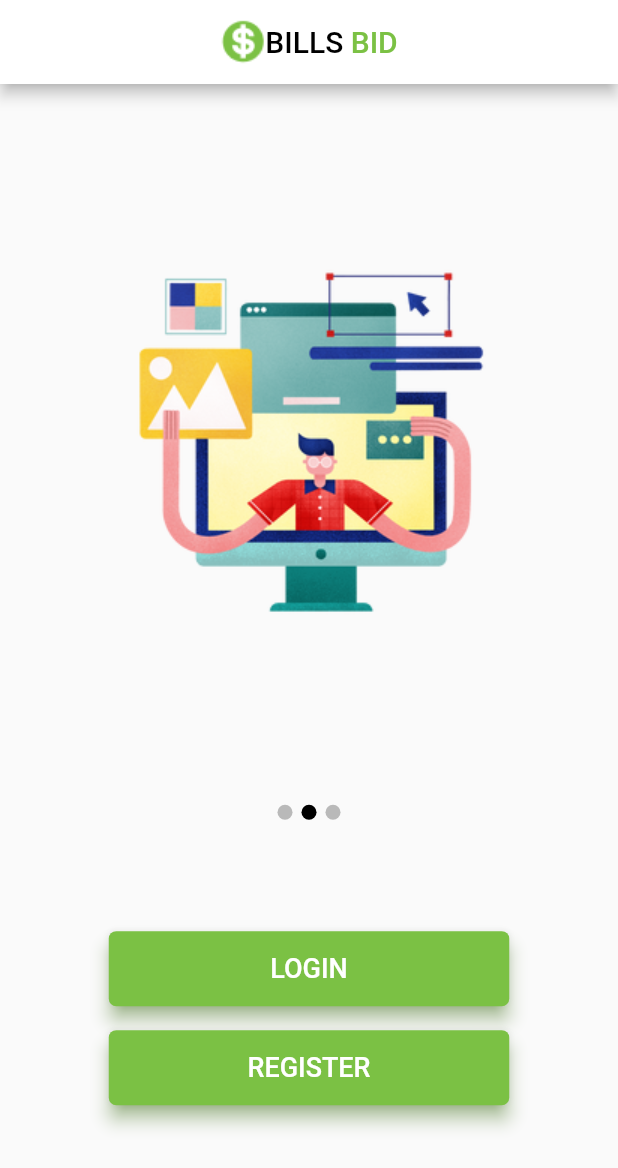
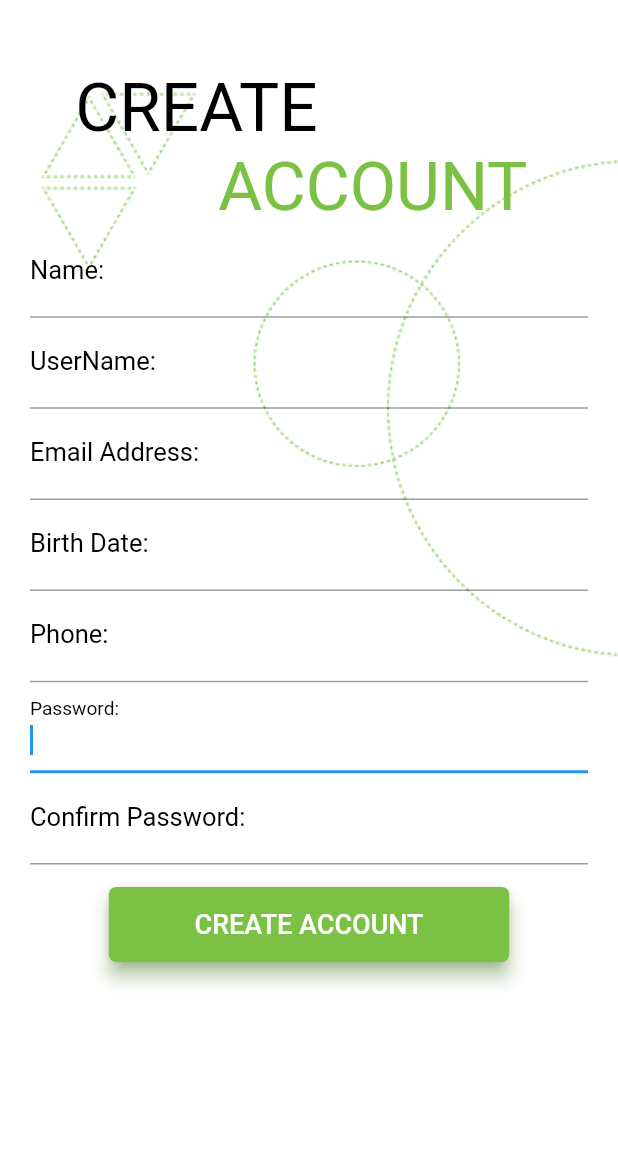
Before and after one commit to LeonardoFCorrea/Bills-Bid, a Flutter app: the screen it shows after launch, on a phone screen of 412 x 824 dp. Shown: the top 1168 px of the screen. Run offline on Flutter 3.47's test engine with Material 2 defaults, Android fonts, the phone set to English and light mode, and no system bars; our stand-ins replace carousel_slider; Roboto replaces fonts that are missing (Arial).

Commit message:
Pagina de registro de usuario.

```diff
--- a/lib/home.dart
+++ b/lib/home.dart
@@ -1,3 +1,4 @@
+import 'package:bills_bid/pages/register.page.dart';
 import 'package:carousel_slider/carousel_slider.dart';
 import 'package:flutter/material.dart';
 
--- a/lib/main.dart
+++ b/lib/main.dart
@@ -1,9 +1,10 @@
+import 'package:bills_bid/pages/register.page.dart';
 import 'package:flutter/material.dart';
 import 'package:bills_bid/home.dart';
 
 void main(List<String> args) {
   runApp(MaterialApp(
-    home: Home(),
+    home: RegisterPage(),
     debugShowCheckedModeBanner: false,
   ));
 }
--- /dev/null
+++ b/lib/pages/register.page.dart
@@ -0,0 +1,154 @@
+import 'package:flutter/material.dart';
+
+class RegisterPage extends StatefulWidget {
+  const RegisterPage({Key? key}) : super(key: key);
+
+  @override
+  State<RegisterPage> createState() => _RegisterPageState();
+}
+
+class _RegisterPageState extends State<RegisterPage> {
+  @override
+  Widget build(BuildContext context) {
+    return Scaffold(
+      backgroundColor: Color.fromARGB(255, 255, 255, 255),
+      body: Container(
+        decoration: BoxDecoration(
+          image: DecorationImage(
+            image: AssetImage("images/register.png"),
+            fit: BoxFit.cover,
+          ),
+        ),
+        child: SingleChildScrollView(
+          child: Padding(
+            padding: const EdgeInsets.symmetric(
+              vertical: 10,
+              horizontal: 20,
+            ),
+            child: Center(
+              child: Container(
+                child: Column(
+                  crossAxisAlignment: CrossAxisAlignment.center,
+                  children: [
+                    Padding(
+                      padding: const EdgeInsets.only(
+                          left: 0, bottom: 0, right: 150, top: 35),
+                      child: Column(
+                        children: [
+                          Text(
+                            "CREATE",
+                            style: TextStyle(
+                              color: Colors.black,
+                              fontSize: 45,
+                            ),
+                          ),
+                        ],
+                      ),
+                    ),
+                    Padding(
+                      padding: const EdgeInsets.only(
+                          left: 85, bottom: 0, right: 0, top: 0),
+                      child: Column(
+                        children: [
+                          Text(
+                            "ACCOUNT",
+                            style: TextStyle(
+                                color: Color(0xFF7BC144), fontSize: 45),
+                          )
+                        ],
+                      ),
+                    ),
+                    TextFormField(
+                      autofocus: false,
+                      // Habilita somente numeros// keyboardType: TextInputType.number,
+                      style: new TextStyle(color: Colors.black, fontSize: 17),
+                      decoration: InputDecoration(
+                        labelText: "Name:",
+                        labelStyle: TextStyle(color: Colors.black),
+                      ),
+                    ),
+                    TextFormField(
+                      autofocus: false,
+                      // Habilita somente numeros// keyboardType: TextInputType.number,
+                      style: new TextStyle(color: Colors.black, fontSize: 17),
+                      decoration: InputDecoration(
+                        labelText: "UserName:",
+                        labelStyle: TextStyle(color: Colors.black),
+                      ),
+                    ),
+                    TextFormField(
+                      autofocus: false,
+                      // Habilita somente numeros// keyboardType: TextInputType.number,
+                      style: new TextStyle(color: Colors.black, fontSize: 17),
+                      decoration: InputDecoration(
+                        labelText: "Email Address:",
+                        labelStyle: TextStyle(color: Colors.black),
+                      ),
+                    ),
+                    TextFormField(
+                      autofocus: false,
+                      keyboardType: TextInputType.number,
+                      style: new TextStyle(color: Colors.black, fontSize: 17),
+                      decoration: InputDecoration(
+                        labelText: "Birth Date:",
+                        labelStyle: TextStyle(color: Colors.black),
+                      ),
+                    ),
+                    TextFormField(
+                      autofocus: false,
+                      keyboardType: TextInputType.number,
+                      style: new TextStyle(color: Colors.black, fontSize: 17),
+                      decoration: InputDecoration(
+                        labelText: "Phone:",
+                        labelStyle: TextStyle(color: Colors.black),
+                      ),
+                    ),
+                    TextFormField(
+                      autofocus: true,
+                      // Habilita somente numeros// keyboardType: TextInputType.number,
+                      style: new TextStyle(color: Colors.black, fontSize: 17),
+                      decoration: InputDecoration(
+                        labelText: "Password:",
+                        labelStyle: TextStyle(color: Colors.black),
+                      ),
+                    ),
+                    TextFormField(
+                      autofocus: true,
+                      // Habilita somente numeros// keyboardType: TextInputType.number,
+                      style: new TextStyle(color: Colors.black, fontSize: 17),
+                      decoration: InputDecoration(
+                        labelText: "Confirm Password:",
+                        labelStyle: TextStyle(color: Colors.black),
+                      ),
+                    ),
+                    Padding(
+                      padding: const EdgeInsets.all(15),
+                      child: ElevatedButton(
+                        style: ElevatedButton.styleFrom(
+                            primary: Color(0xFF7BC144),
+                            elevation: 5,
+                            shadowColor: Color(0xFF7BC144),
+                            fixedSize: const Size(267.0, 50.0),
+                            shape: RoundedRectangleBorder(
+                                borderRadius: BorderRadius.circular(5))),
+                        onPressed: () {
+                          print("Página de Register");
+                        },
+                        child: const Text("CREATE ACCOUNT",
+                            style: TextStyle(
+                              fontFamily: "Arial",
+                              fontSize: 18,
+                              color: Colors.white,
+                            )),
+                      ),
+                    ),
+                  ],
+                ),
+              ),
+            ),
+          ),
+        ),
+      ),
+    );
+  }
+}
```
Also changed, not shown: images/register.png (added), images/registerNew.png (added).
